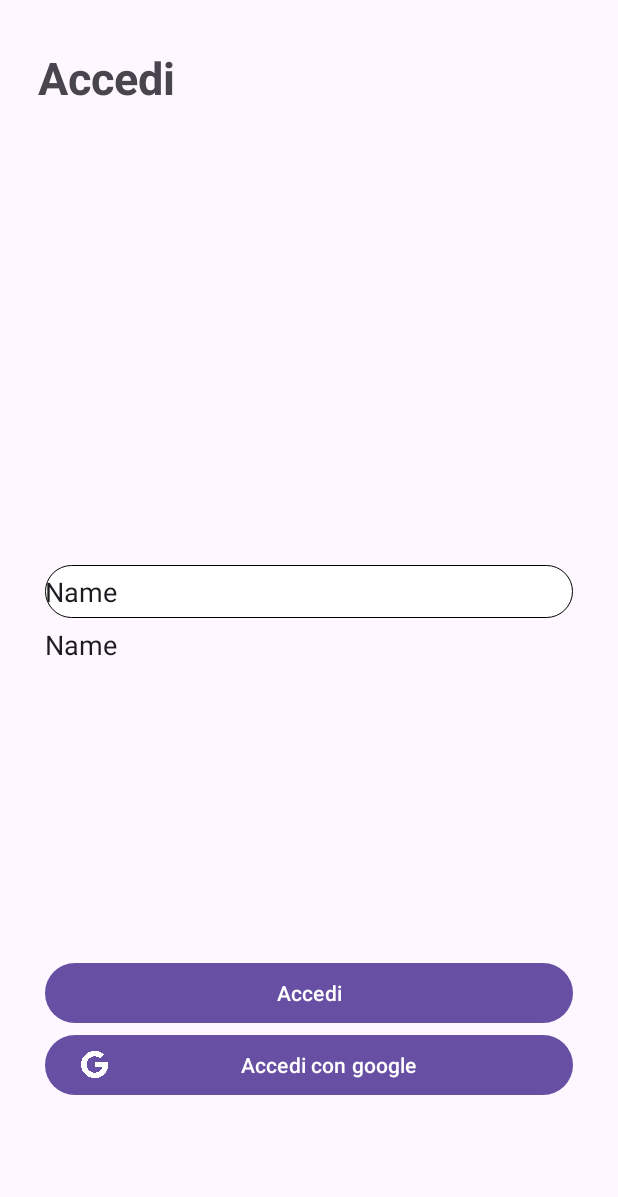
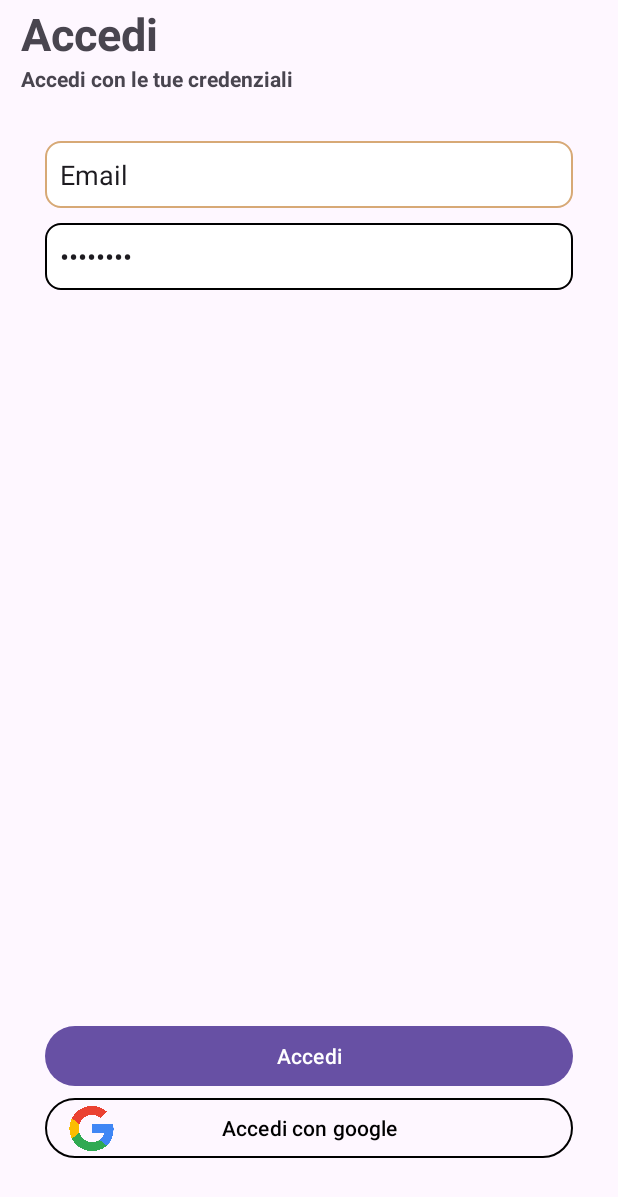
Before and after one commit to giuseppe2028/ProgettoPWM, an Android app: the Login screen opened directly, with no data from a screen before it, on a phone screen of 412 x 824 dp. Shown: the top 1197 px of the screen. Run offline under Robolectric (Android 15) with nearby library versions, the phone set to English and light mode, and no system bars; our stand-ins replace Firebase (no records; nobody signed in at launch, a user with empty details on screens opened directly).

Commit message:
Implementazione della UI

```diff
--- a/app/build.gradle
+++ b/app/build.gradle
@@ -37,13 +37,14 @@ android {
 }
 
 dependencies {
-
+    implementation "com.google.android.material:material:1.2.1"
     implementation 'androidx.core:core-ktx:1.8.0'
     implementation 'androidx.appcompat:appcompat:1.6.1'
     implementation 'com.google.android.material:material:1.5.0'
     implementation 'androidx.constraintlayout:constraintlayout:2.1.4'
     implementation 'com.google.firebase:firebase-auth:21.1.0'
     implementation 'com.google.android.gms:play-services-auth:20.1.0'
+    implementation 'com.google.firebase:firebase-auth-ktx:21.1.0'
     testImplementation 'junit:junit:4.13.2'
     androidTestImplementation 'androidx.test.ext:junit:1.1.5'
     androidTestImplementation 'androidx.test.espresso:espresso-core:3.5.1'
--- a/app/src/main/AndroidManifest.xml
+++ b/app/src/main/AndroidManifest.xml
@@ -14,7 +14,8 @@
         tools:targetApi="31" >
         <activity
             android:name=".Login.Login"
-            android:exported="false" />
+            android:exported="false"
+            />
         <activity
             android:name=".SchermataIniziale.SchermataIniziale"
             android:exported="true"
--- /dev/null
+++ b/app/src/main/res/drawable/custom_text_edit.xml
@@ -0,0 +1,17 @@
+<?xml version="1.0" encoding="utf-8"?>
+<selector xmlns:android="http://schemas.android.com/apk/res/android">
+<item android:state_enabled="true" android:state_focused="true">
+    <shape android:shape="rectangle">
+        <solid android:color="@color/white"/>
+        <corners android:radius="10dp"/>
+        <stroke android:color="@color/sfondoBottoni1" android:width="1dp"/>
+    </shape>
+</item>
+    <item android:state_enabled="true">
+        <shape android:shape="rectangle">
+            <solid android:color="@color/white"/>
+            <corners android:radius="10dp"/>
+            <stroke android:color="@color/black" android:width="1dp"/>
+        </shape>
+    </item>
+</selector>
--- a/app/src/main/res/layout/activity_login.xml
+++ b/app/src/main/res/layout/activity_login.xml
@@ -6,19 +6,33 @@
     android:layout_height="match_parent"
     tools:context=".Login.Login">
 
+    <LinearLayout
+        android:layout_width="wrap_content"
+        android:layout_height="wrap_content"
+        android:orientation="vertical"
+        app:layout_constraintBottom_toTopOf="@+id/linearLayout3"
+        app:layout_constraintEnd_toEndOf="parent"
+        app:layout_constraintHorizontal_bias="0.06"
+        app:layout_constraintStart_toStartOf="parent"
+        app:layout_constraintTop_toTopOf="parent"
+        app:layout_constraintVertical_bias="0.060000002">
+
         <TextView
             android:id="@+id/Title"
             android:layout_width="wrap_content"
             android:layout_height="wrap_content"
             android:text="@string/login"
             android:textSize="@dimen/title"
-        android:textStyle="bold"
-        app:layout_constraintBottom_toBottomOf="parent"
-        app:layout_constraintEnd_toEndOf="parent"
-        app:layout_constraintHorizontal_bias="0.08"
-        app:layout_constraintStart_toStartOf="parent"
-        app:layout_constraintTop_toTopOf="parent"
-        app:layout_constraintVertical_bias="0.04000002" />
+            android:textStyle="bold" />
+
+        <TextView
+            android:id="@+id/textView"
+            android:layout_width="wrap_content"
+            android:layout_height="wrap_content"
+            android:text="@string/subtitleLogin"
+            android:textStyle="bold" />
+
+    </LinearLayout>
 
 
     <LinearLayout
@@ -30,28 +44,42 @@
         app:layout_constraintBottom_toBottomOf="parent"
         app:layout_constraintEnd_toEndOf="parent"
         app:layout_constraintStart_toStartOf="parent"
-        app:layout_constraintTop_toTopOf="parent">
+        app:layout_constraintTop_toTopOf="parent"
+        app:layout_constraintVertical_bias="0.13">
 
         <EditText
             android:id="@+id/editTextText2"
+            style="@style/textEditStyle"
             android:layout_width="match_parent"
             android:layout_height="wrap_content"
-            android:background="@drawable/text_edit_shape"
-            android:ems="10"
+            android:background="@drawable/custom_text_edit"
             android:inputType="text"
             android:paddingVertical="@dimen/paddingEditTetxt"
-            android:text="Name" />
+            android:text="@string/email" />
+
+        <androidx.constraintlayout.widget.ConstraintLayout
+            android:layout_width="match_parent"
+            android:layout_height="wrap_content">
 
             <EditText
                 android:id="@+id/editTextText"
+                style="@style/textEditStyle"
                 android:layout_width="match_parent"
                 android:layout_height="wrap_content"
-            android:background="@android:color/transparent"
+                android:layout_marginTop="10dp"
+                android:background="@drawable/custom_text_edit"
                 android:ems="10"
-            android:inputType="text"
+                android:inputType="textPassword"
                 android:paddingVertical="@dimen/paddingEditTetxt"
                 android:singleLine="false"
-            android:text="Name" />
+                android:text="@string/password"
+                app:layout_constraintBottom_toBottomOf="parent"
+                app:layout_constraintEnd_toEndOf="parent"
+                app:layout_constraintStart_toStartOf="parent"
+                app:layout_constraintTop_toTopOf="parent"
+                />
+        </androidx.constraintlayout.widget.ConstraintLayout>
+
     </LinearLayout>
 
     <LinearLayout
@@ -63,7 +91,7 @@
         app:layout_constraintEnd_toEndOf="parent"
         app:layout_constraintStart_toStartOf="parent"
         app:layout_constraintTop_toBottomOf="@+id/linearLayout3"
-        app:layout_constraintVertical_bias="0.68">
+        app:layout_constraintVertical_bias="0.90999997">
 
         <Button
             android:id="@+id/accediNormale"
@@ -72,13 +100,37 @@
             android:layout_marginHorizontal="@dimen/marginButton"
             android:text="@string/login" />
 
+        <androidx.constraintlayout.widget.ConstraintLayout
+            android:layout_width="match_parent"
+            android:layout_height="match_parent">
+
+            <ImageView
+                android:id="@+id/imageView"
+                android:layout_width="30dp"
+                android:layout_height="30dp"
+                app:layout_constraintBottom_toBottomOf="parent"
+                app:layout_constraintEnd_toEndOf="@+id/accediConGoogle"
+                app:layout_constraintHorizontal_bias="0.05"
+                app:layout_constraintStart_toStartOf="@+id/accediConGoogle"
+                app:layout_constraintTop_toTopOf="@+id/accediConGoogle"
+                app:srcCompat="@drawable/google__g__logo_svg" />
+
             <Button
                 android:id="@+id/accediConGoogle"
                 android:layout_width="match_parent"
                 android:layout_height="wrap_content"
                 android:layout_marginHorizontal="@dimen/marginButton"
+                android:backgroundTint="@android:color/transparent"
                 android:text="@string/accediConGoogle"
-            app:icon="@drawable/google__g__logo_svg" />
+                android:textColor="@color/black"
+                app:layout_constraintBottom_toBottomOf="parent"
+                app:layout_constraintEnd_toEndOf="parent"
+                app:layout_constraintStart_toStartOf="parent"
+                app:layout_constraintTop_toTopOf="parent"
+                app:strokeColor="@color/black"
+                app:strokeWidth="1dp" />
+        </androidx.constraintlayout.widget.ConstraintLayout>
+
     </LinearLayout>
 
 </androidx.constraintlayout.widget.ConstraintLayout>
--- a/app/src/main/res/values/SizeNumbers.xml
+++ b/app/src/main/res/values/SizeNumbers.xml
@@ -5,4 +5,6 @@
     <dimen name="marginButton">30dp</dimen>
     <dimen name="paddingEditTetxt">5dp</dimen>
     <dimen name="radius">50dp</dimen>
+    <dimen name="paddingStartTextEdit">10dp</dimen>
+    <dimen name="marginLinearLayoutElements">10dp</dimen>
 </resources>
--- a/app/src/main/res/values/strings.xml
+++ b/app/src/main/res/values/strings.xml
@@ -4,6 +4,10 @@
     <string name="Creaaccount">Crea un account</string>
     <string name="login">Accedi</string>
     <string name="accediConGoogle">Accedi con google</string>
+    <string name="subtitleLogin">Accedi con le tue credenziali</string>
+    <string name="indirizzoMail">Indirizzo Email</string>
+    <string name="password">Password</string>
     <!-- TODO: Remove or change this placeholder text -->
     <string name="hello_blank_fragment">Hello blank fragment</string>
+    <string name="email">Email</string>
 </resources>
--- a/app/src/main/res/values/themes.xml
+++ b/app/src/main/res/values/themes.xml
@@ -4,6 +4,10 @@
         <!-- Customize your light theme here. -->
         <!-- <item name="colorPrimary">@color/my_light_primary</item> -->
     </style>
+    <style name="textEditStyle">
+        <item name="android:padding">@dimen/paddingStartTextEdit</item>
+        <item name="background">@drawable/text_edit_shape</item>
+    </style>
 
     <style name="Theme.ProgettoPWM" parent="Base.Theme.ProgettoPWM" />
 </resources>
```
Lines whose indentation alone changed are shown as unchanged.
